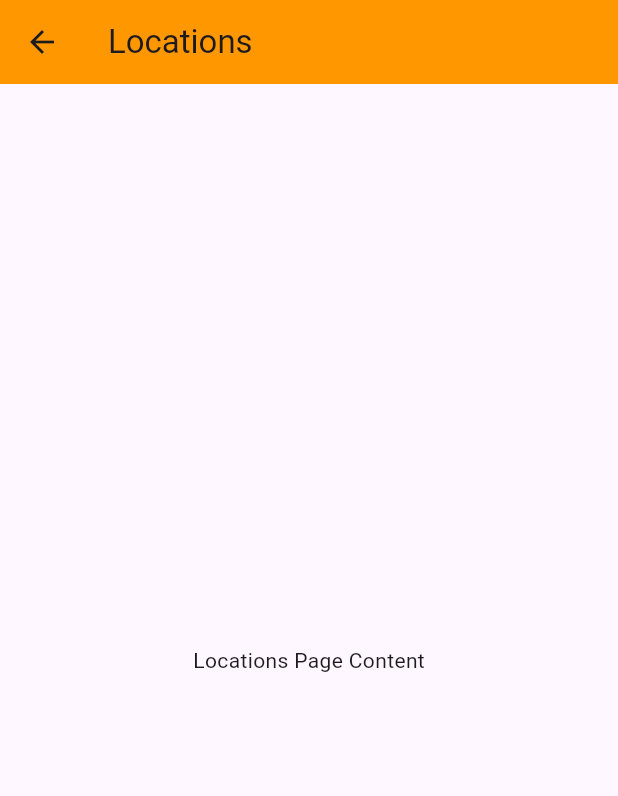
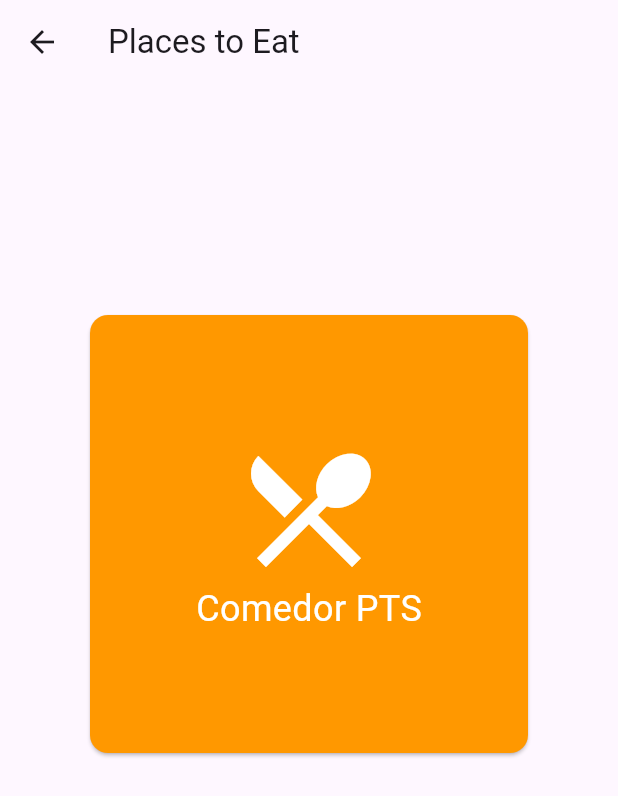
Before and after one commit to pab1s/ETSIIT-info-app, a Flutter app: the MenuPage screen opened directly, on a phone screen of 412 x 824 dp. Shown: the top 796 px of the screen. Run offline on Flutter 3.47's test engine with Material 3 defaults, Android fonts, the phone set to English and light mode, and no system bars; drawn by our look-alikes of carousel_slider; our stand-ins replace sensors_plus.

Commit message:
menu places tu eat con acelerometroy  uso  de magnetometro en proceso

```diff
--- /dev/null
+++ b/lib/entities/dining_option.dart
@@ -0,0 +1,8 @@
+class DiningOption {
+  String name;
+  String menuDetails;
+  double latitude;
+  double longitude;
+
+  DiningOption({required this.name, required this.menuDetails, required this.latitude, required this.longitude});
+}
--- a/lib/pages/home_page.dart
+++ b/lib/pages/home_page.dart
@@ -116,7 +116,7 @@ class HomePage extends StatelessWidget {
     return InkWell(
       onTap: onTap,
       child: Card(
-        color: AppColors.primary, // Button color changed to orange
+        color: Color(0xFFFF9100), // Button color changed to orange
         child: Center(
           child: Column(
             mainAxisSize: MainAxisSize.min,
--- a/lib/pages/menu_page.dart
+++ b/lib/pages/menu_page.dart
@@ -1,16 +1,169 @@
+import 'dart:async';
+import 'package:etsiit_info_app/entities/dining_option.dart';
+import 'package:etsiit_info_app/pages/compass_page.dart';
 import 'package:flutter/material.dart';
-import '../widgets/top_bar.dart';
+import 'package:carousel_slider/carousel_slider.dart';
+import 'package:sensors_plus/sensors_plus.dart';
+import 'menudetails_page.dart'; // Asegúrate de que esta página esté creada
 
-class MenuPage extends StatelessWidget {
+class MenuPage extends StatefulWidget {
   const MenuPage({super.key});
 
   @override
-  Widget build(BuildContext context) {
-    return const Scaffold(
-      appBar: TopBar(title: 'Locations'),
-      body: Center(
-        child: Text('Locations Page Content'),
-      ),
-    );
+  _MenuPageState createState() => _MenuPageState();
+}
+
+class _MenuPageState extends State<MenuPage> {
+  late CarouselController _carouselController;
+  StreamSubscription<AccelerometerEvent>? _streamSubscription;
+
+  final List<DiningOption> diningOptions = [
+    DiningOption(name: "Comedor PTS", menuDetails: menutext , latitude : lat , longitude: longi),
+    DiningOption(name: "Comedor 2", menuDetails: menutext , latitude : lat , longitude: longi),
+    DiningOption(name: "Comedor 3", menuDetails: menutext , latitude : lat , longitude: longi),
+    // Añade más opciones según sea necesario
+  ];
+
+  @override
+  void initState() {
+    super.initState();
+    _carouselController = CarouselController();
+    _streamSubscription = accelerometerEvents.listen(
+      (AccelerometerEvent event) {
+        if (event.x > 4) {
+          _carouselController.nextPage();
+        } else if (event.x < -4) {
+          _carouselController.previousPage();
+        }
+      },onError: (error) {
+          print('Error: $error');
+      },
+      cancelOnError: true,
+      );
   }
+
+  @override
+  void dispose() {
+  _streamSubscription?.cancel();
+  super.dispose();
+  }
+
+@override
+Widget build(BuildContext context) {
+  return Scaffold(
+    appBar: AppBar(
+      title: const Text('Places to Eat'),
+    ),
+    body: Column(
+      children: [
+        SizedBox(height: 150), // Ajusta este valor para controlar el espacio superior
+        CarouselSlider(
+          carouselController: _carouselController,
+          options: CarouselOptions(
+            autoPlay: false,
+            enlargeCenterPage: true,
+            height: 300,
+            viewportFraction: 0.9,
+            aspectRatio: 2.0,
+          ),
+          items: diningOptions.map((diningOption) {
+            return Builder(
+              builder: (BuildContext context) {
+                return GestureDetector(
+                  onTap: () {
+                    showDialog(
+                      context: context,
+                      builder: (BuildContext context) {
+                        return AlertDialog(
+                          title: Text(diningOption.name),
+                          content: Text("Selecciona una opción"),
+                          actions: <Widget>[
+                            TextButton(
+                              child: Text("Ver Menú"),
+                              onPressed: () {
+                                Navigator.pop(context); // Cierra el diálogo
+                                Navigator.of(context).push(MaterialPageRoute(
+                                  builder: (_) => MenuDetailsPage(diningOption: diningOption),
+                                ));
+                              },
+                            ),
+                            TextButton(
+                              child: Text("Ver Direccion"),
+                              onPressed: () {
+                                Navigator.pop(context); // Cierra el diálogo
+                                Navigator.of(context).push(MaterialPageRoute(
+                                  builder: (_) => CompassPage(
+                                    targetLatitude: diningOption.latitude,
+                                    targetLongitude: diningOption.longitude,
+                                  ),
+                                ));
+                              },
+                            ),
+                          ],
+                        );
+                      },
+                    );
+                  },
+
+                  child: Container(
+                    width: 300, // Ancho de la tarjeta
+                    height: 400, // Altura de la tarjeta
+                    margin: const EdgeInsets.symmetric(horizontal: 5.0),
+                    child: Card(
+                      color: Colors.orange,
+                      child: Center(
+                        child: Column(
+                          mainAxisSize: MainAxisSize.min,
+                          children: <Widget>[
+                            Icon(Icons.restaurant_menu, size: 100, color: Colors.white),
+                            Text(
+                              diningOption.name,
+                              style: const TextStyle(fontSize: 24.0, color: Colors.white),
+                            ),
+                          ],
+                        ),
+                      ),
+                    ),
+                  ),
+                );
+              },
+            );
+          }).toList(),
+        ),
+      ],
+    ),
+  );
 }
+
+}
+
+// La clase MenuDetailsPage se define en otro archivo.
+
+void main() {
+  runApp(MaterialApp(
+    title: 'Dining Options App',
+    home: MenuPage(),
+  ));
+}
+
+
+const String menutext =  '''
+Entrantes:
+- Ensalada César
+- Sopa de tomate
+- Bruschetta
+
+Platos Principales:
+- Lasaña de carne
+- Pollo asado con verduras
+- Filete de salmón a la parrilla
+
+Postres:
+- Tarta de queso
+- Helado de vainilla
+- Mousse de chocolate
+
+''';
+
+const double lat = 37.1481383;
+const double longi = -3.6038452;
--- a/pubspec.yaml
+++ b/pubspec.yaml
@@ -19,7 +19,7 @@ publish_to: 'none' # Remove this line if you wish to publish to pub.dev
 version: 1.0.0+1
 
 environment:
-  sdk: '>=3.3.0-174.3.beta <4.0.0'
+  sdk: '>=3.3.0-279.0.dev <4.0.0'
 
 # Dependencies specify other packages that your package needs in order to work.
 # To automatically upgrade your package dependencies to the latest versions
@@ -35,6 +35,8 @@ dependencies:
   # The following adds the Cupertino Icons font to your application.
   # Use with the CupertinoIcons class for iOS style icons.
   cupertino_icons: ^1.0.6
+  sensors_plus: ^4.0.2
+  carousel_slider: ^4.2.1
 
 dev_dependencies:
   flutter_test:
@@ -59,9 +61,11 @@ flutter:
   uses-material-design: true
 
   # To add assets to your application, add an assets section, like this:
+  # assets:
   assets:
     - assets/banner.png
     - assets/avatar.jpeg
+    - assets/compass.png
 
   # An image asset can refer to one or more resolution-specific "variants", see
   # https://flutter.dev/assets-and-images/#resolution-aware
```
Also changed, not shown: lib/entities/location_service.dart (added, +22 -0 lines), lib/pages/compass_page.dart (added, +110 -0 lines), lib/pages/menudetails_page.dart (added, +50 -0 lines), assets/compass.png (added), pubspec.lock, 5 other files.
